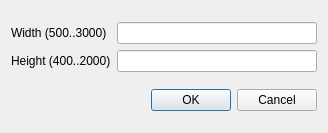
This is qtbsch3v/setSheetSize.ui in informationsea/Qt-BSch3V-Modified as Qt 5 draws it before an edit. The edited form follows.
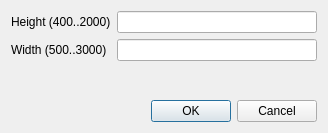
This is the edited form.

Patch:
```diff
--- a/qtbsch3v/setSheetSize.ui
+++ b/qtbsch3v/setSheetSize.ui
@@ -34,39 +34,28 @@
   <property name="windowTitle">
    <string>Qt-BSch3V sheet size</string>
   </property>
-  <layout class="QVBoxLayout">
-   <property name="spacing">
-    <number>6</number>
-   </property>
+  <layout class="QVBoxLayout" name="verticalLayout">
    <item>
-    <layout class="QGridLayout">
+    <layout class="QFormLayout" name="formLayout">
      <item row="0" column="0">
-      <widget class="QLabel" name="label">
-       <property name="text">
-        <string>Width (500..3000)</string>
-       </property>
-      </widget>
-     </item>
-     <item row="1" column="0">
       <widget class="QLabel" name="label_2">
        <property name="text">
         <string>Height (400..2000)</string>
        </property>
       </widget>
      </item>
+     <item row="1" column="0">
+      <widget class="QLabel" name="label">
+       <property name="text">
+        <string>Width (500..3000)</string>
+       </property>
+      </widget>
+     </item>
      <item row="0" column="1">
-      <widget class="QLineEdit" name="editWidth">
-       <property name="maxLength">
-        <number>4</number>
-       </property>
-      </widget>
+      <widget class="QLineEdit" name="editHeight"/>
      </item>
      <item row="1" column="1">
-      <widget class="QLineEdit" name="editHeight">
-       <property name="maxLength">
-        <number>4</number>
-       </property>
-      </widget>
+      <widget class="QLineEdit" name="editWidth"/>
      </item>
     </layout>
    </item>
```
